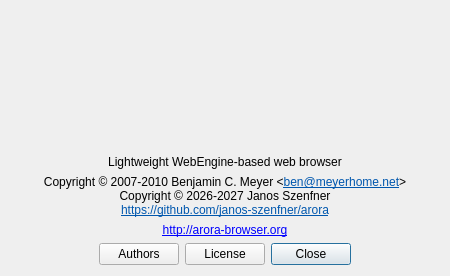
Qt form src/aboutdialog.ui (IT-Space-2026/arktos) before a commit.
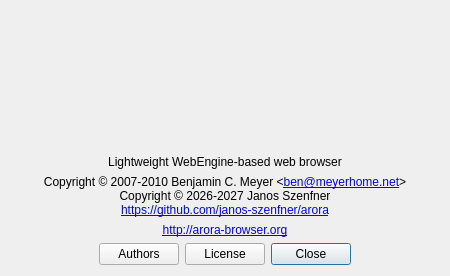
The same form after that commit.

Commit message: THEM04: one palette source — kill stray colors, WCAG contrast pass

Diff of the .ui file:
```diff
--- a/src/aboutdialog.ui
+++ b/src/aboutdialog.ui
@@ -137,9 +137,9 @@
 &lt;html&gt;&lt;head&gt;&lt;meta name=&quot;qrichtext&quot; content=&quot;1&quot; /&gt;&lt;style type=&quot;text/css&quot;&gt;
 p, li { white-space: pre-wrap; }
 &lt;/style&gt;&lt;/head&gt;&lt;body style=&quot;font-size:9pt;&quot;&gt;
-&lt;p style=&quot; margin-top:0px; margin-bottom:0px; margin-left:0px; margin-right:0px; -qt-block-indent:0; text-indent:0px;&quot;&gt;Copyright © 2007-2010 Benjamin C. Meyer &amp;lt;&lt;a href=&quot;mailto:ben@meyerhome.net&quot;&gt;&lt;span style=&quot; text-decoration: underline; color:#0057ae;&quot;&gt;ben@meyerhome.net&lt;/span&gt;&lt;/a&gt;&amp;gt;&lt;/p&gt;
+&lt;p style=&quot; margin-top:0px; margin-bottom:0px; margin-left:0px; margin-right:0px; -qt-block-indent:0; text-indent:0px;&quot;&gt;Copyright © 2007-2010 Benjamin C. Meyer &amp;lt;&lt;a href=&quot;mailto:ben@meyerhome.net&quot;&gt;&lt;span style=&quot; text-decoration: underline;&quot;&gt;ben@meyerhome.net&lt;/span&gt;&lt;/a&gt;&amp;gt;&lt;/p&gt;
 &lt;p style=&quot; margin-top:0px; margin-bottom:0px; margin-left:0px; margin-right:0px; -qt-block-indent:0; text-indent:0px;&quot;&gt;Copyright © 2026-2027 Janos Szenfner&lt;/p&gt;
-&lt;p style=&quot; margin-top:0px; margin-bottom:0px; margin-left:0px; margin-right:0px; -qt-block-indent:0; text-indent:0px;&quot;&gt;&lt;a href=&quot;https://github.com/janos-szenfner/arora&quot;&gt;&lt;span style=&quot; text-decoration: underline; color:#0057ae;&quot;&gt;https://github.com/janos-szenfner/arora&lt;/span&gt;&lt;/a&gt;&lt;/p&gt;&lt;/body&gt;&lt;/html&gt;</string>
+&lt;p style=&quot; margin-top:0px; margin-bottom:0px; margin-left:0px; margin-right:0px; -qt-block-indent:0; text-indent:0px;&quot;&gt;&lt;a href=&quot;https://github.com/janos-szenfner/arora&quot;&gt;&lt;span style=&quot; text-decoration: underline;&quot;&gt;https://github.com/janos-szenfner/arora&lt;/span&gt;&lt;/a&gt;&lt;/p&gt;&lt;/body&gt;&lt;/html&gt;</string>
      </property>
      <property name="alignment">
       <set>Qt::AlignCenter</set>
```
The commit also changes 24 other files.
